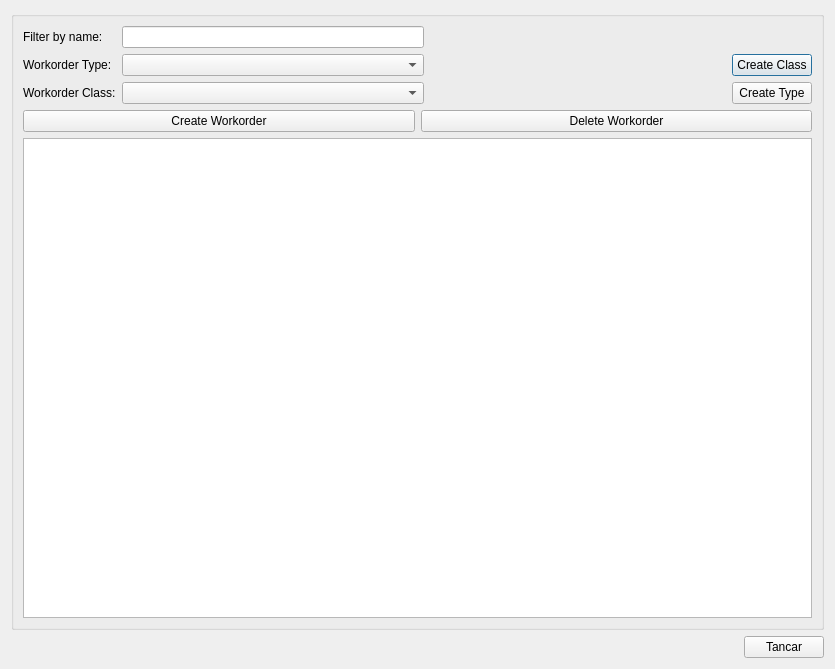
Giswater/giswater_qgis_plugin, file core/ui/toolbars/cm/workorder_management.ui: the form before one commit.
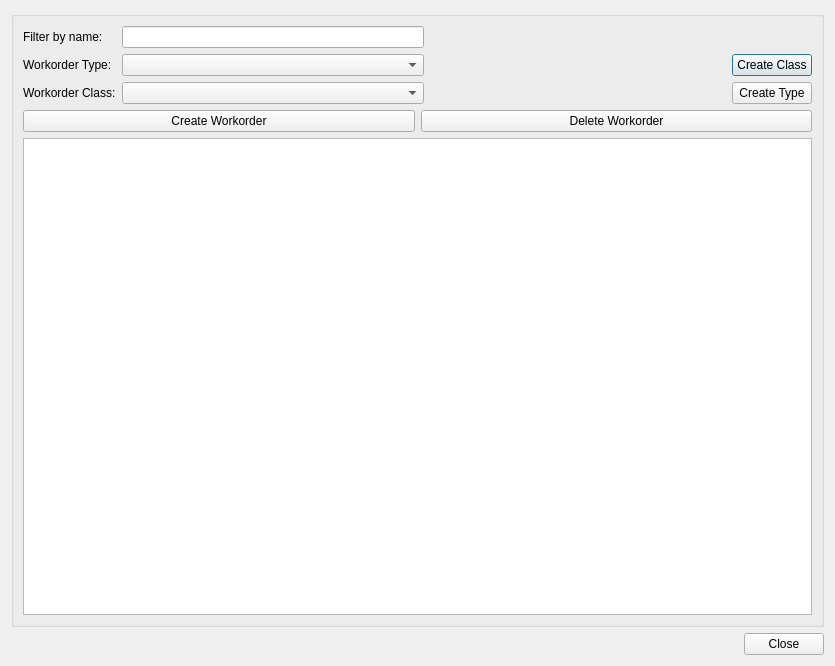
The form after the commit.

Patch:
```diff
--- a/core/ui/toolbars/cm/workorder_management.ui
+++ b/core/ui/toolbars/cm/workorder_management.ui
@@ -7,7 +7,7 @@
     <x>0</x>
     <y>0</y>
     <width>835</width>
-    <height>669</height>
+    <height>666</height>
    </rect>
   </property>
   <property name="windowTitle">
@@ -130,7 +130,7 @@
      <item row="0" column="1">
       <widget class="QPushButton" name="btn_cancel">
        <property name="text">
-        <string>Tancar</string>
+        <string>Close</string>
        </property>
       </widget>
      </item>
```
